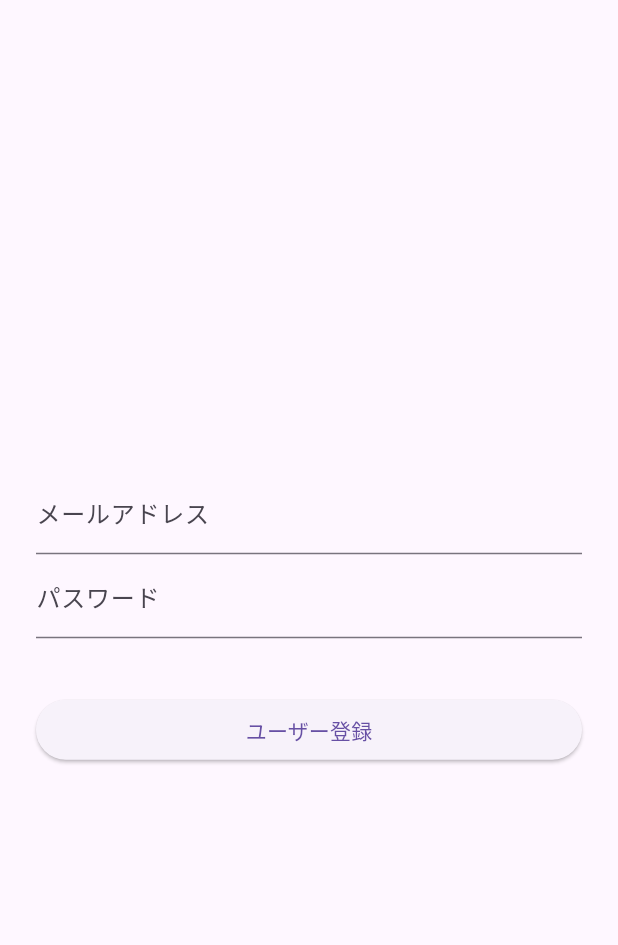
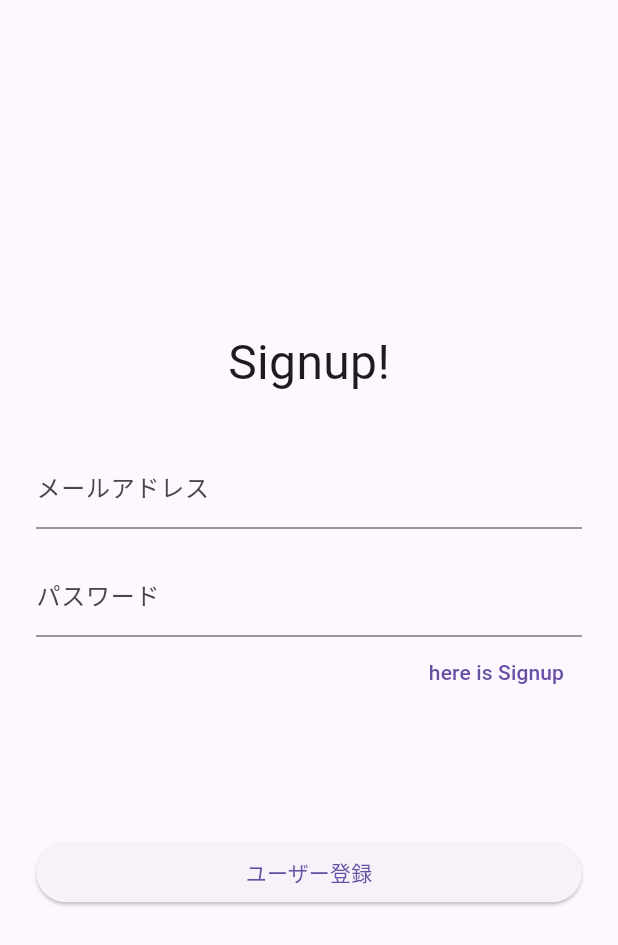
Before and after one commit to urassh/mychatapp, a Flutter app: the screen it shows after launch, after a tap on "ユーザー登録", after a tap on the "close" icon, on a phone screen of 412 x 824 dp. Shown: the top 945 px of the screen. Run offline on Flutter 3.47's test engine with Material 3 defaults, Android fonts, the phone set to English and light mode, and no system bars; our stand-ins replace firebase_auth, firebase_core; accounts and stored records are empty.

Commit message:
feat: ログインとサインアップで切り替えられるViewを作った

```diff
--- a/lib/View/LoginPage.dart
+++ b/lib/View/LoginPage.dart
@@ -14,6 +14,15 @@ class LoginPage extends StatefulWidget {
 
 class _LoginPageState extends State<LoginPage> {
   final LoginPageViewModel _viewModel = LoginPageViewModel();
+  bool _isSignup = true;
+
+  Future<void> _authUser() async {
+    if (_isSignup) {
+      await _viewModel.registerUser(context);
+    } else {
+      await _viewModel.loginUser(context);
+    }
+  }
 
   @override
   Widget build(BuildContext context) {
@@ -24,6 +33,10 @@ class _LoginPageState extends State<LoginPage> {
           child: Column(
             mainAxisAlignment: MainAxisAlignment.center,
             children: <Widget>[
+              Text(_isSignup ? 'Signup!' : 'Login!', style: const TextStyle(fontSize: 32)),
+
+              const SizedBox(height: 32),
+
               TextFormField(
                 decoration: const InputDecoration(labelText: 'メールアドレス'),
                 onChanged: (String value) {
@@ -32,6 +45,9 @@ class _LoginPageState extends State<LoginPage> {
                   });
                 },
               ),
+
+              const SizedBox(height: 16),
+
               TextFormField(
                 decoration: const InputDecoration(labelText: 'パスワード'),
                 obscureText: true,
@@ -41,16 +57,33 @@ class _LoginPageState extends State<LoginPage> {
                   });
                 },
               ),
+
+              Row(
+                mainAxisSize: MainAxisSize.max,
+                mainAxisAlignment: MainAxisAlignment.end,
+                children: [TextButton(onPressed: (){
+                  setState(() {
+                    _isSignup = !_isSignup;
+                  });
+                }, child: Text('here is ${_isSignup ? 'Signup' : 'login'}'))]
+              ),
+
+              const SizedBox(height: 16),
+
               Container(
                 padding: const EdgeInsets.all(8),
                 child: Text(_viewModel.infoText),
               ),
+
+              const SizedBox(height: 32),
+
+
               SizedBox(
                 width: double.infinity,
                 child: ElevatedButton(
-                  child: const Text('ユーザー登録'),
+                  child: Text(_isSignup ? 'ユーザー登録' : 'ログイン'),
                   onPressed: () async {
-                    await _viewModel.registerUser(context);
+                    _authUser();
                   },
                 ),
               )
```
